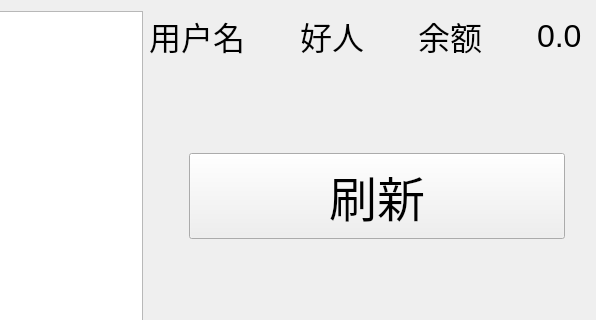
First picture: the form in client/w2.ui, repository meitanteiDapang/liveroom, before the edit; both pictures show x 304 to 900 and y 0 to 320 of the 900 by 900 pixel window.
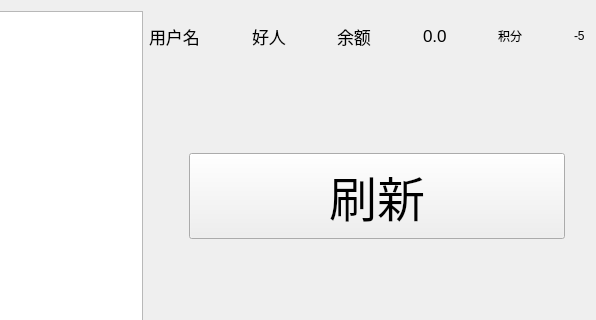
Second picture: the form after the edit.

Commit message: credit function added

```diff
--- a/client/w2.ui
+++ b/client/w2.ui
@@ -26,7 +26,7 @@
          <item>
           <widget class="QLabel" name="label">
            <property name="sizePolicy">
-            <sizepolicy hsizetype="Expanding" vsizetype="Minimum">
+            <sizepolicy hsizetype="Preferred" vsizetype="Minimum">
              <horstretch>0</horstretch>
              <verstretch>0</verstretch>
             </sizepolicy>
@@ -39,7 +39,7 @@
            </property>
            <property name="font">
             <font>
-             <pointsize>24</pointsize>
+             <pointsize>13</pointsize>
             </font>
            </property>
            <property name="text">
@@ -63,7 +63,7 @@
          <item>
           <widget class="QLabel" name="username_label">
            <property name="sizePolicy">
-            <sizepolicy hsizetype="Expanding" vsizetype="Minimum">
+            <sizepolicy hsizetype="Preferred" vsizetype="Minimum">
              <horstretch>0</horstretch>
              <verstretch>0</verstretch>
             </sizepolicy>
@@ -76,7 +76,7 @@
            </property>
            <property name="font">
             <font>
-             <pointsize>24</pointsize>
+             <pointsize>13</pointsize>
             </font>
            </property>
            <property name="text">
@@ -100,14 +100,14 @@
          <item>
           <widget class="QLabel" name="label_3">
            <property name="sizePolicy">
-            <sizepolicy hsizetype="Expanding" vsizetype="Minimum">
+            <sizepolicy hsizetype="Preferred" vsizetype="Minimum">
              <horstretch>0</horstretch>
              <verstretch>50</verstretch>
             </sizepolicy>
            </property>
            <property name="font">
             <font>
-             <pointsize>24</pointsize>
+             <pointsize>13</pointsize>
             </font>
            </property>
            <property name="text">
@@ -131,14 +131,14 @@
          <item>
           <widget class="QLabel" name="balance_lb">
            <property name="sizePolicy">
-            <sizepolicy hsizetype="Expanding" vsizetype="Minimum">
+            <sizepolicy hsizetype="Preferred" vsizetype="Minimum">
              <horstretch>0</horstretch>
              <verstretch>60</verstretch>
             </sizepolicy>
            </property>
            <property name="font">
             <font>
-             <pointsize>24</pointsize>
+             <pointsize>13</pointsize>
             </font>
            </property>
            <property name="text">
@@ -146,6 +146,46 @@
            </property>
           </widget>
          </item>
+         <item>
+          <spacer name="horizontalSpacer_6">
+           <property name="orientation">
+            <enum>Qt::Horizontal</enum>
+           </property>
+           <property name="sizeHint" stdset="0">
+            <size>
+             <width>40</width>
+             <height>20</height>
+            </size>
+           </property>
+          </spacer>
+         </item>
+         <item>
+          <widget class="QLabel" name="label_2">
+           <property name="text">
+            <string>积分</string>
+           </property>
+          </widget>
+         </item>
+         <item>
+          <spacer name="horizontalSpacer_7">
+           <property name="orientation">
+            <enum>Qt::Horizontal</enum>
+           </property>
+           <property name="sizeHint" stdset="0">
+            <size>
+             <width>40</width>
+             <height>20</height>
+            </size>
+           </property>
+          </spacer>
+         </item>
+         <item>
+          <widget class="QLabel" name="credit_label">
+           <property name="text">
+            <string>-5</string>
+           </property>
+          </widget>
+         </item>
         </layout>
        </item>
        <item>
```
The commit also changes 28 other files.
